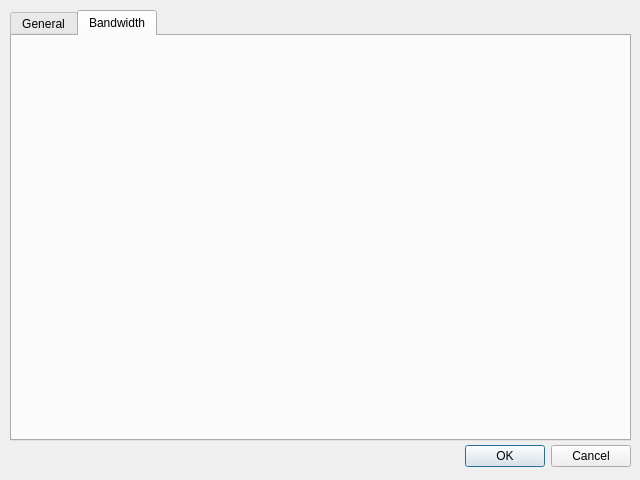
First picture: the form in settingsdialog.ui, repository stoic1979/DownloadManager, before the edit.
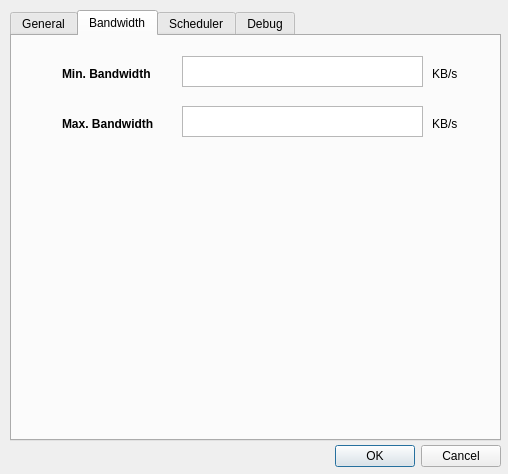
Second picture: the form after the edit. The open tabs and pages were chosen to show the change.

Commit message: update setting gui tabs etc

```diff
--- a/settingsdialog.ui
+++ b/settingsdialog.ui
@@ -6,8 +6,8 @@
    <rect>
     <x>0</x>
     <y>0</y>
-    <width>640</width>
-    <height>480</height>
+    <width>508</width>
+    <height>474</height>
    </rect>
   </property>
   <property name="windowTitle">
@@ -16,9 +16,9 @@
   <widget class="QDialogButtonBox" name="buttonBox">
    <property name="geometry">
     <rect>
-     <x>10</x>
+     <x>20</x>
      <y>440</y>
-     <width>621</width>
+     <width>481</width>
      <height>32</height>
     </rect>
    </property>
@@ -34,7 +34,7 @@
     <rect>
      <x>10</x>
      <y>10</y>
-     <width>621</width>
+     <width>491</width>
      <height>431</height>
     </rect>
    </property>
@@ -49,6 +49,100 @@
    <widget class="QWidget" name="tab_2">
     <attribute name="title">
      <string>Bandwidth</string>
+    </attribute>
+    <widget class="QLabel" name="label_2">
+     <property name="geometry">
+      <rect>
+       <x>50</x>
+       <y>30</y>
+       <width>111</width>
+       <height>16</height>
+      </rect>
+     </property>
+     <property name="font">
+      <font>
+       <weight>75</weight>
+       <bold>true</bold>
+      </font>
+     </property>
+     <property name="text">
+      <string>Min. Bandwidth</string>
+     </property>
+    </widget>
+    <widget class="QTextEdit" name="textEdit_2">
+     <property name="geometry">
+      <rect>
+       <x>170</x>
+       <y>20</y>
+       <width>241</width>
+       <height>31</height>
+      </rect>
+     </property>
+    </widget>
+    <widget class="QLabel" name="label_3">
+     <property name="geometry">
+      <rect>
+       <x>420</x>
+       <y>30</y>
+       <width>31</width>
+       <height>16</height>
+      </rect>
+     </property>
+     <property name="text">
+      <string>KB/s</string>
+     </property>
+    </widget>
+    <widget class="QTextEdit" name="textEdit_3">
+     <property name="geometry">
+      <rect>
+       <x>170</x>
+       <y>70</y>
+       <width>241</width>
+       <height>31</height>
+      </rect>
+     </property>
+    </widget>
+    <widget class="QLabel" name="label_4">
+     <property name="geometry">
+      <rect>
+       <x>420</x>
+       <y>80</y>
+       <width>31</width>
+       <height>16</height>
+      </rect>
+     </property>
+     <property name="text">
+      <string>KB/s</string>
+     </property>
+    </widget>
+    <widget class="QLabel" name="label_5">
+     <property name="geometry">
+      <rect>
+       <x>50</x>
+       <y>80</y>
+       <width>111</width>
+       <height>16</height>
+      </rect>
+     </property>
+     <property name="font">
+      <font>
+       <weight>75</weight>
+       <bold>true</bold>
+      </font>
+     </property>
+     <property name="text">
+      <string>Max. Bandwidth</string>
+     </property>
+    </widget>
+   </widget>
+   <widget class="QWidget" name="tab_3">
+    <attribute name="title">
+     <string>Scheduler</string>
+    </attribute>
+   </widget>
+   <widget class="QWidget" name="tab_4">
+    <attribute name="title">
+     <string>Debug</string>
     </attribute>
    </widget>
   </widget>
```
Left out of the diff: 50 changed lines with no effect on the pictures. The commit also changes 2 other files.
